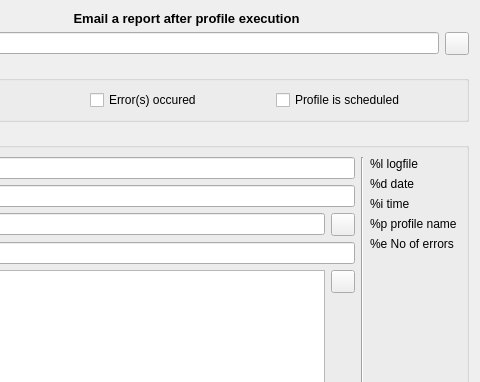
This is ui/emailDialog.ui in hsbasu/luckybackup as Qt 5 draws it before an edit; both pictures show x 120 to 600 and y 0 to 382 of the 600 by 500 pixel window. The edited form follows.
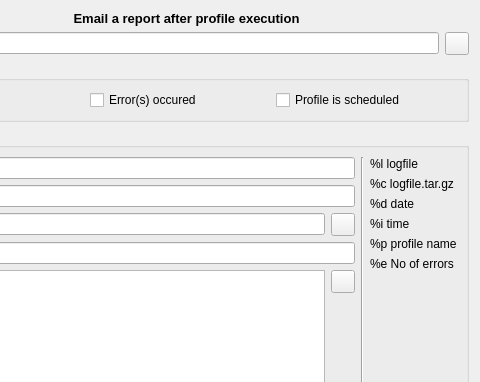
This is the edited form. Icons and pictures are not drawn.

```diff
--- a/ui/emailDialog.ui
+++ b/ui/emailDialog.ui
@@ -134,6 +134,13 @@
           </property>
          </widget>
         </item>
+        <item>
+         <widget class="QLabel" name="label_arg_logfile_compressed">
+          <property name="text">
+           <string>%c logfile.tar.gz</string>
+          </property>
+         </widget>
+        </item>
         <item>
          <widget class="QLabel" name="label_arg_date">
           <property name="toolTip">
```
Left out of the diff: 23 changed lines with no effect on the pictures.
